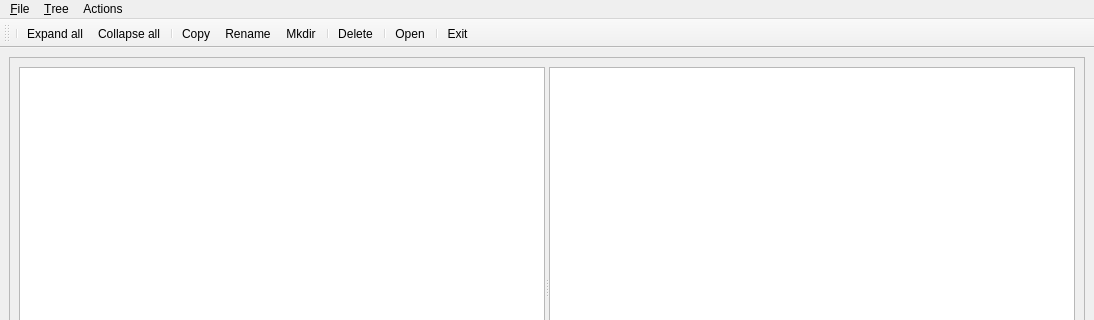
Above: mainwindow.ui from vangeytedvg/DenkaCommander before the change; both pictures show x 0 to 1094 and y 0 to 320 of the 1094 by 594 pixel window. Below: the same form after it.
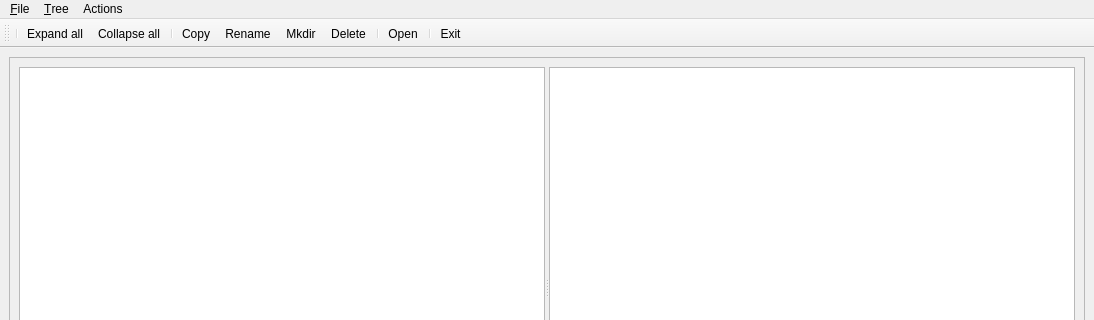
That is the form after the change. Icons and pictures are not drawn.

```diff
--- a/mainwindow.ui
+++ b/mainwindow.ui
@@ -340,7 +340,6 @@
    <addaction name="actionCopy_directory"/>
    <addaction name="actionRename"/>
    <addaction name="actionMkdir"/>
-   <addaction name="separator"/>
    <addaction name="actionDelete"/>
    <addaction name="separator"/>
    <addaction name="action_Open"/>
```
